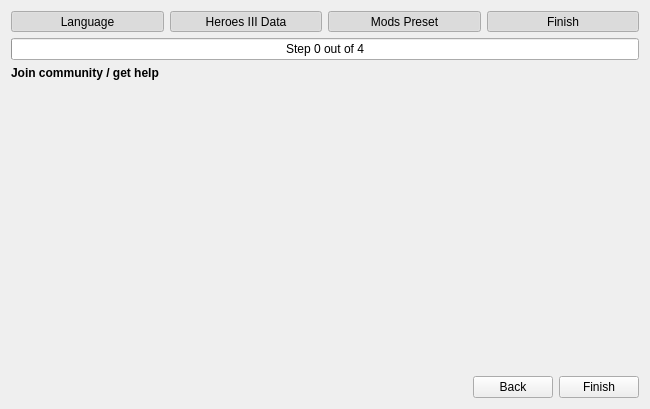
This is launcher/firstLaunch/firstlaunch_moc.ui in vcmi/vcmi as Qt 5 draws it before an edit. The edited form follows.
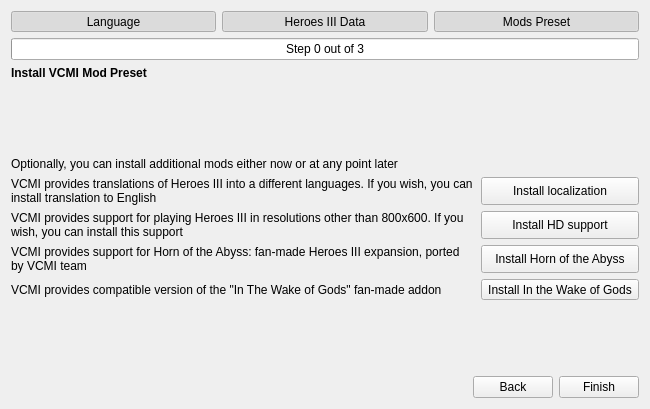
This is the edited form. The open tabs and pages were chosen to show the change.

Commit message: Temporarily (?) removed "Finish" tab from Setup

```diff
--- a/launcher/firstLaunch/firstlaunch_moc.ui
+++ b/launcher/firstLaunch/firstlaunch_moc.ui
@@ -91,31 +91,6 @@
        </property>
       </widget>
      </item>
-     <item>
-      <widget class="QToolButton" name="buttonTabFinish">
-       <property name="sizePolicy">
-        <sizepolicy hsizetype="Expanding" vsizetype="Fixed">
-         <horstretch>0</horstretch>
-         <verstretch>0</verstretch>
-        </sizepolicy>
-       </property>
-       <property name="text">
-        <string>Finish</string>
-       </property>
-       <property name="checkable">
-        <bool>true</bool>
-       </property>
-       <property name="checked">
-        <bool>true</bool>
-       </property>
-       <property name="toolButtonStyle">
-        <enum>Qt::ToolButtonTextOnly</enum>
-       </property>
-       <property name="autoRaise">
-        <bool>true</bool>
-       </property>
-      </widget>
-     </item>
     </layout>
    </item>
    <item>
@@ -124,7 +99,7 @@
       <number>0</number>
      </property>
      <property name="maximum">
-      <number>4</number>
+      <number>3</number>
      </property>
      <property name="value">
       <number>0</number>
@@ -564,8 +539,8 @@
         </spacer>
        </item>
        <item>
-        <layout class="QGridLayout" name="gridLayout_4" rowstretch="1,0,0,0">
-         <item row="2" column="0">
+        <layout class="QGridLayout" name="gridLayout_4" rowstretch="1,0,0,0,0" columnstretch="3,1">
+         <item row="3" column="0">
           <widget class="QLabel" name="labelPresetHota">
            <property name="sizePolicy">
             <sizepolicy hsizetype="Preferred" vsizetype="Preferred">
@@ -581,7 +556,55 @@
            </property>
           </widget>
          </item>
-         <item row="0" column="1">
+         <item row="2" column="0">
+          <widget class="QLabel" name="labelPresetExtras">
+           <property name="sizePolicy">
+            <sizepolicy hsizetype="Preferred" vsizetype="Preferred">
+             <horstretch>100</horstretch>
+             <verstretch>0</verstretch>
+            </sizepolicy>
+           </property>
+           <property name="text">
+            <string>VCMI provides support for playing Heroes III in resolutions other than 800x600. If you wish, you can install this support</string>
+           </property>
+           <property name="wordWrap">
+            <bool>true</bool>
+           </property>
+          </widget>
+         </item>
+         <item row="2" column="1">
+          <widget class="QToolButton" name="toolButtonPresetExtras">
+           <property name="sizePolicy">
+            <sizepolicy hsizetype="MinimumExpanding" vsizetype="MinimumExpanding">
+             <horstretch>0</horstretch>
+             <verstretch>0</verstretch>
+            </sizepolicy>
+           </property>
+           <property name="text">
+            <string>Install HD support</string>
+           </property>
+           <property name="toolButtonStyle">
+            <enum>Qt::ToolButtonTextOnly</enum>
+           </property>
+          </widget>
+         </item>
+         <item row="4" column="1">
+          <widget class="QToolButton" name="toolButtonPresetWog">
+           <property name="sizePolicy">
+            <sizepolicy hsizetype="MinimumExpanding" vsizetype="MinimumExpanding">
+             <horstretch>0</horstretch>
+             <verstretch>0</verstretch>
+            </sizepolicy>
+           </property>
+           <property name="text">
+            <string>Install In the Wake of Gods</string>
+           </property>
+           <property name="toolButtonStyle">
+            <enum>Qt::ToolButtonTextOnly</enum>
+           </property>
+          </widget>
+         </item>
+         <item row="1" column="1">
           <widget class="QToolButton" name="toolButtonPresetLanguage">
            <property name="sizePolicy">
             <sizepolicy hsizetype="MinimumExpanding" vsizetype="MinimumExpanding">
@@ -597,7 +620,7 @@
            </property>
           </widget>
          </item>
-         <item row="3" column="0">
+         <item row="4" column="0">
           <widget class="QLabel" name="labelPresetWog">
            <property name="sizePolicy">
             <sizepolicy hsizetype="Preferred" vsizetype="Preferred">
@@ -613,55 +636,7 @@
            </property>
           </widget>
          </item>
-         <item row="2" column="1">
-          <widget class="QToolButton" name="toolButtonPresetHota">
-           <property name="sizePolicy">
-            <sizepolicy hsizetype="MinimumExpanding" vsizetype="MinimumExpanding">
-             <horstretch>0</horstretch>
-             <verstretch>0</verstretch>
-            </sizepolicy>
-           </property>
-           <property name="text">
-            <string>Install Horn of the Abyss</string>
-           </property>
-           <property name="toolButtonStyle">
-            <enum>Qt::ToolButtonTextOnly</enum>
-           </property>
-          </widget>
-         </item>
-         <item row="3" column="1">
-          <widget class="QToolButton" name="toolButtonPresetWog">
-           <property name="sizePolicy">
-            <sizepolicy hsizetype="MinimumExpanding" vsizetype="MinimumExpanding">
-             <horstretch>0</horstretch>
-             <verstretch>0</verstretch>
-            </sizepolicy>
-           </property>
-           <property name="text">
-            <string>Install In the Wake of Gods</string>
-           </property>
-           <property name="toolButtonStyle">
-            <enum>Qt::ToolButtonTextOnly</enum>
-           </property>
-          </widget>
-         </item>
          <item row="1" column="0">
-          <widget class="QLabel" name="labelPresetExtras">
-           <property name="sizePolicy">
-            <sizepolicy hsizetype="Preferred" vsizetype="Preferred">
-             <horstretch>100</horstretch>
-             <verstretch>0</verstretch>
-            </sizepolicy>
-           </property>
-           <property name="text">
-            <string>VCMI provides support for playing Heroes III in resolutions other than 800x600. If you wish, you can install this support</string>
-           </property>
-           <property name="wordWrap">
-            <bool>true</bool>
-           </property>
-          </widget>
-         </item>
-         <item row="0" column="0">
           <widget class="QLabel" name="labelPresetLanguage">
            <property name="sizePolicy">
             <sizepolicy hsizetype="Preferred" vsizetype="Preferred">
@@ -677,8 +652,8 @@
            </property>
           </widget>
          </item>
-         <item row="1" column="1">
-          <widget class="QToolButton" name="toolButtonPresetExtras">
+         <item row="3" column="1">
+          <widget class="QToolButton" name="toolButtonPresetHota">
            <property name="sizePolicy">
             <sizepolicy hsizetype="MinimumExpanding" vsizetype="MinimumExpanding">
              <horstretch>0</horstretch>
@@ -686,13 +661,29 @@
             </sizepolicy>
            </property>
            <property name="text">
-            <string>Install HD support</string>
+            <string>Install Horn of the Abyss</string>
            </property>
            <property name="toolButtonStyle">
             <enum>Qt::ToolButtonTextOnly</enum>
            </property>
           </widget>
          </item>
+         <item row="0" column="0" colspan="2">
+          <widget class="QLabel" name="labelPresetDescription">
+           <property name="sizePolicy">
+            <sizepolicy hsizetype="Preferred" vsizetype="Preferred">
+             <horstretch>100</horstretch>
+             <verstretch>0</verstretch>
+            </sizepolicy>
+           </property>
+           <property name="text">
+            <string>Optionally, you can install additional mods either now or at any point later</string>
+           </property>
+           <property name="wordWrap">
+            <bool>true</bool>
+           </property>
+          </widget>
+         </item>
         </layout>
        </item>
        <item>
@@ -732,79 +723,6 @@
          </item>
          <item>
           <widget class="QPushButton" name="pushButtonPresetNext">
-           <property name="text">
-            <string>Skip</string>
-           </property>
-          </widget>
-         </item>
-        </layout>
-       </item>
-      </layout>
-     </widget>
-     <widget class="QWidget" name="pageFinish">
-      <layout class="QVBoxLayout" name="verticalLayout_2">
-       <property name="leftMargin">
-        <number>0</number>
-       </property>
-       <property name="topMargin">
-        <number>0</number>
-       </property>
-       <property name="rightMargin">
-        <number>0</number>
-       </property>
-       <property name="bottomMargin">
-        <number>0</number>
-       </property>
-       <item>
-        <widget class="QLabel" name="label_7">
-         <property name="font">
-          <font>
-           <weight>75</weight>
-           <bold>true</bold>
-          </font>
-         </property>
-         <property name="text">
-          <string>Join community / get help</string>
-         </property>
-        </widget>
-       </item>
-       <item>
-        <spacer name="verticalSpacer_7">
-         <property name="orientation">
-          <enum>Qt::Vertical</enum>
-         </property>
-         <property name="sizeHint" stdset="0">
-          <size>
-           <width>20</width>
-           <height>40</height>
-          </size>
-         </property>
-        </spacer>
-       </item>
-       <item>
-        <layout class="QHBoxLayout" name="horizontalLayout_2">
-         <item>
-          <spacer name="horizontalSpacer_2">
-           <property name="orientation">
-            <enum>Qt::Horizontal</enum>
-           </property>
-           <property name="sizeHint" stdset="0">
-            <size>
-             <width>40</width>
-             <height>20</height>
-            </size>
-           </property>
-          </spacer>
-         </item>
-         <item>
-          <widget class="QPushButton" name="pushButtonFinishBack">
-           <property name="text">
-            <string>Back</string>
-           </property>
-          </widget>
-         </item>
-         <item>
-          <widget class="QPushButton" name="pushButtonFinishExit">
            <property name="text">
             <string>Finish</string>
            </property>
```
The commit also changes 2 other files.
